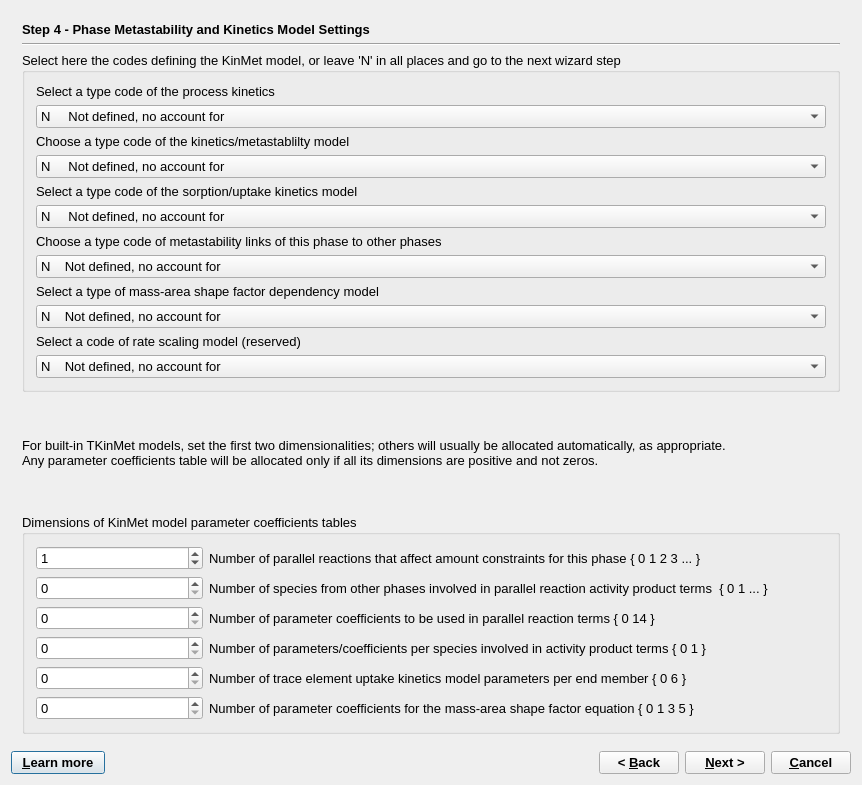
Above: GUI/Dialogs4/PhaseWizard4.ui from gemshub/GEMSGUI before the change. Below: the same form after it.
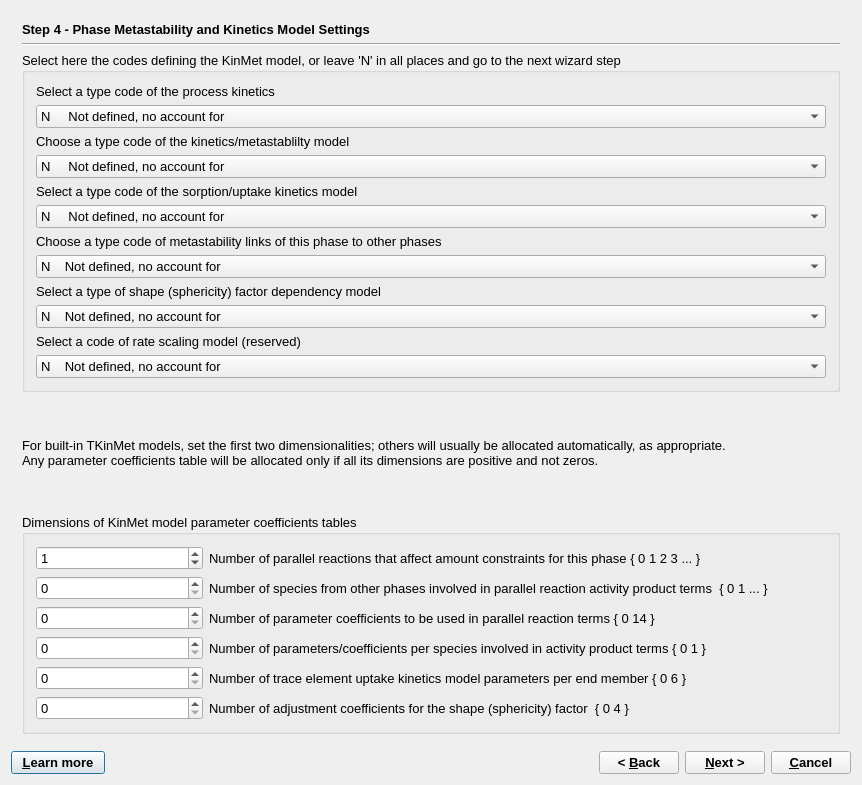
That is the form after the change.

Commit message: Corrections of specific surface and parrticle shape factor implemented. Debugging still needed!

```diff
--- a/GUI/Dialogs4/PhaseWizard4.ui
+++ b/GUI/Dialogs4/PhaseWizard4.ui
@@ -1392,7 +1392,7 @@
           <item>
            <widget class="QLabel" name="label_11">
             <property name="text">
-             <string>Select a type of mass-area shape factor dependency model</string>
+             <string>Select a type of shape (sphericity) factor dependency model</string>
             </property>
            </widget>
           </item>
@@ -1581,7 +1581,7 @@
           <item row="5" column="1">
            <widget class="QLabel" name="label_24">
             <property name="text">
-             <string>Number of parameter coefficients for the mass-area shape factor equation { 0 1 3 5 }</string>
+             <string>Number of adjustment coefficients for the shape (sphericity) factor  { 0 4 }</string>
             </property>
            </widget>
           </item>
```
Left out of the diff: 10 changed lines with no effect on the pictures. The commit also changes 17 other files.
